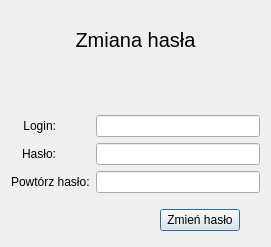
This is JaroEliCall/gui/ui/password_change.ui in jaroslaw-wieczorek/Project_IP_Telephony_Python_Voip as Qt 5 draws it before an edit. The edited form follows.
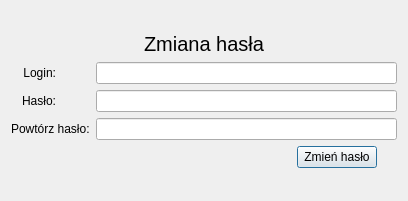
This is the edited form.

The edit to the form file:
```diff
--- a/JaroEliCall/gui/ui/password_change.ui
+++ b/JaroEliCall/gui/ui/password_change.ui
@@ -6,8 +6,8 @@
    <rect>
     <x>0</x>
     <y>0</y>
-    <width>271</width>
-    <height>247</height>
+    <width>408</width>
+    <height>201</height>
    </rect>
   </property>
   <property name="minimumSize">
@@ -25,24 +25,10 @@
   <property name="windowTitle">
    <string>Dialog</string>
   </property>
-  <layout class="QVBoxLayout" name="verticalLayout">
-   <item>
-    <spacer name="vertical_spacer_1">
-     <property name="orientation">
-      <enum>Qt::Vertical</enum>
-     </property>
-     <property name="sizeType">
-      <enum>QSizePolicy::Minimum</enum>
-     </property>
-     <property name="sizeHint" stdset="0">
-      <size>
-       <width>10</width>
-       <height>12</height>
-      </size>
-     </property>
-    </spacer>
-   </item>
-   <item>
+  <layout class="QGridLayout" name="gridLayout">
+   <item row="1" column="0">
+    <layout class="QFormLayout" name="formLayout">
+     <item row="1" column="0" colspan="2">
     <widget class="QLabel" name="label_form_name">
      <property name="font">
       <font>
@@ -57,32 +43,7 @@
      </property>
     </widget>
    </item>
-   <item>
-    <spacer name="vertical_spacer_2">
-     <property name="orientation">
-      <enum>Qt::Vertical</enum>
-     </property>
-     <property name="sizeType">
-      <enum>QSizePolicy::Minimum</enum>
-     </property>
-     <property name="sizeHint" stdset="0">
-      <size>
-       <width>10</width>
-       <height>12</height>
-      </size>
-     </property>
-    </spacer>
-   </item>
-   <item>
-    <widget class="QLabel" name="label_info">
-     <property name="text">
-      <string/>
-     </property>
-    </widget>
-   </item>
-   <item>
-    <layout class="QFormLayout" name="form_layout">
-     <item row="0" column="0">
+     <item row="2" column="0">
       <widget class="QLabel" name="label_login">
        <property name="sizePolicy">
         <sizepolicy hsizetype="Preferred" vsizetype="Minimum">
@@ -104,7 +65,7 @@
        </property>
       </widget>
      </item>
-     <item row="0" column="1">
+     <item row="2" column="1">
       <widget class="QLineEdit" name="line_edit_login">
        <property name="sizePolicy">
         <sizepolicy hsizetype="Expanding" vsizetype="Minimum">
@@ -114,7 +75,7 @@
        </property>
        <property name="minimumSize">
         <size>
-         <width>50</width>
+         <width>0</width>
          <height>0</height>
         </size>
        </property>
@@ -123,7 +84,7 @@
        </property>
       </widget>
      </item>
-     <item row="1" column="0">
+     <item row="3" column="0">
       <widget class="QLabel" name="label_password">
        <property name="sizePolicy">
         <sizepolicy hsizetype="Preferred" vsizetype="Minimum">
@@ -145,7 +106,7 @@
        </property>
       </widget>
      </item>
-     <item row="1" column="1">
+     <item row="3" column="1">
       <widget class="QLineEdit" name="line_edit_password">
        <property name="sizePolicy">
         <sizepolicy hsizetype="Expanding" vsizetype="Minimum">
@@ -155,7 +116,7 @@
        </property>
        <property name="minimumSize">
         <size>
-         <width>50</width>
+         <width>0</width>
          <height>0</height>
         </size>
        </property>
@@ -167,39 +128,21 @@
        </property>
       </widget>
      </item>
-     <item row="2" column="0">
+     <item row="4" column="0">
       <widget class="QLabel" name="label_repeat_password">
        <property name="text">
         <string>Powtórz hasło:</string>
        </property>
       </widget>
      </item>
-     <item row="2" column="1">
+     <item row="4" column="1">
       <widget class="QLineEdit" name="line_edit_repeat_password">
        <property name="echoMode">
         <enum>QLineEdit::Password</enum>
        </property>
       </widget>
      </item>
-    </layout>
-   </item>
-   <item>
-    <spacer name="vertical_spacer_3">
-     <property name="orientation">
-      <enum>Qt::Vertical</enum>
-     </property>
-     <property name="sizeType">
-      <enum>QSizePolicy::Minimum</enum>
-     </property>
-     <property name="sizeHint" stdset="0">
-      <size>
-       <width>20</width>
-       <height>10</height>
-      </size>
-     </property>
-    </spacer>
-   </item>
-   <item>
+     <item row="5" column="0" colspan="2">
     <layout class="QHBoxLayout" name="horizontal_layout_5">
      <property name="spacing">
       <number>2</number>
@@ -258,21 +201,33 @@
      </item>
     </layout>
    </item>
-   <item>
-    <spacer name="vertical_spacer_4">
+     <item row="0" column="0" colspan="2">
+      <spacer name="verticalSpacer">
      <property name="orientation">
       <enum>Qt::Vertical</enum>
      </property>
-     <property name="sizeType">
-      <enum>QSizePolicy::Minimum</enum>
-     </property>
+       <property name="sizeHint" stdset="0">
+        <size>
+         <width>20</width>
+         <height>40</height>
+        </size>
+       </property>
+      </spacer>
+     </item>
+     <item row="6" column="0" colspan="2">
+      <spacer name="verticalSpacer_2">
+       <property name="orientation">
+        <enum>Qt::Vertical</enum>
+       </property>
      <property name="sizeHint" stdset="0">
       <size>
        <width>20</width>
-       <height>5</height>
+         <height>40</height>
       </size>
      </property>
     </spacer>
+     </item>
+    </layout>
    </item>
   </layout>
  </widget>
```
Lines whose indentation alone changed are shown as unchanged.
